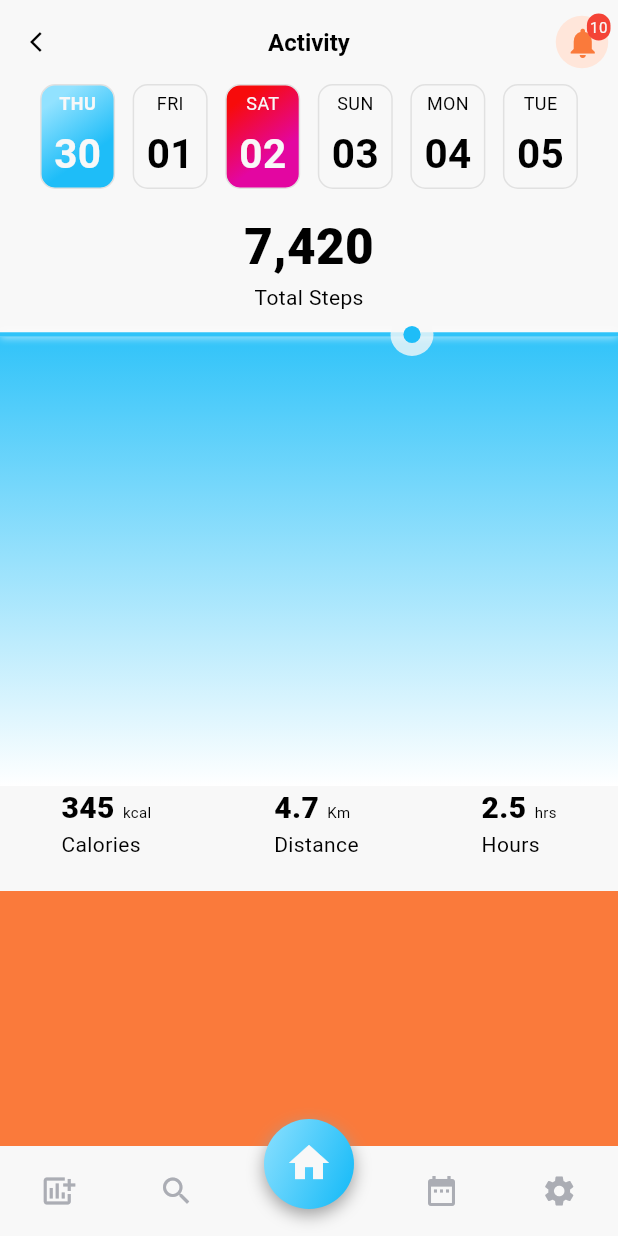
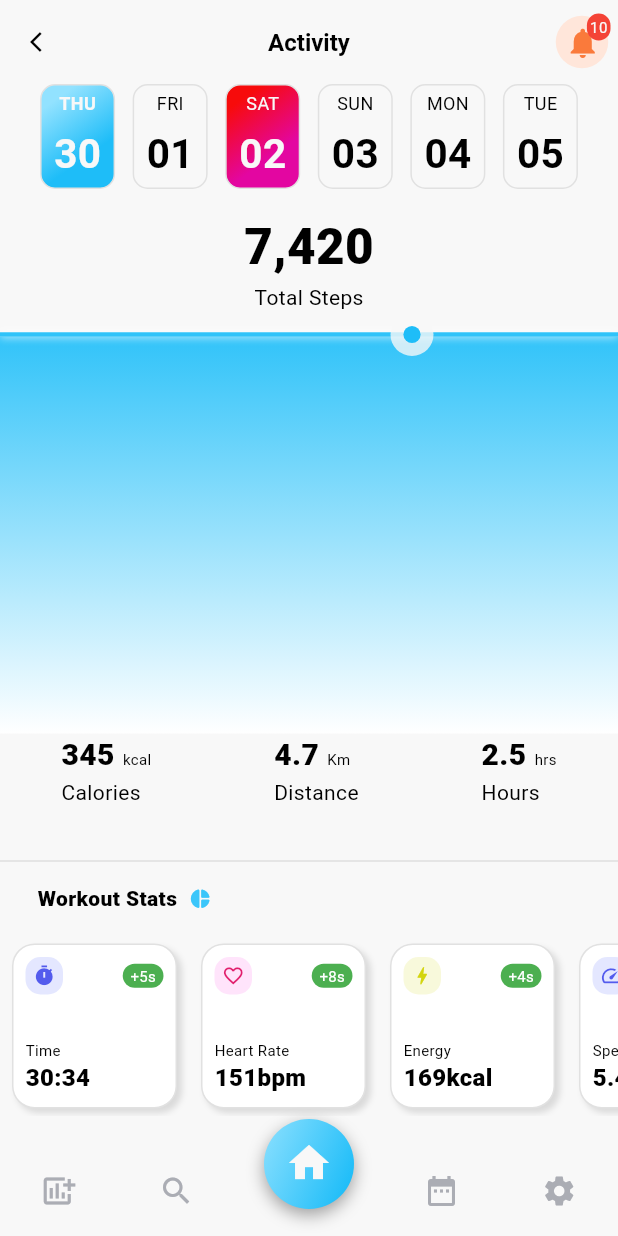
Before and after one commit to 4mritGiri/fitness-tracker, a Flutter app: the DetailsScreen screen opened by its route, on a phone screen of 412 x 824 dp. Run offline on Flutter 3.47's test engine with Material 3 defaults, Android fonts, the light colour scheme and no system bars; our stand-ins replace get, get_storage; accounts and stored records are empty; network calls fail.

Commit message:
Fix initial route and color in main.dart, graph.dart, and colors.dart

```diff
--- a/lib/constants/colors.dart
+++ b/lib/constants/colors.dart
@@ -8,4 +8,4 @@ const Color accentColor = Colors.deepPurple;
 const Color errorColor = Colors.red;
 const Color successColor = Colors.green;
 const Color warningColor = Color(0xfffa7a3b);
-const Color infoColor = Colors.blue;
+const Color infoColor = Color(0xff3bc6fa);
--- a/lib/main.dart
+++ b/lib/main.dart
@@ -33,7 +33,7 @@ class MyApp extends StatelessWidget {
         '/': (context) => const HomeScreen(),
         '/details': (context) => const DetailsScreen(),
       },
-      initialRoute: '/details',
+      initialRoute: '/',
     );
   }
 }
--- a/lib/screens/details/details.screen.dart
+++ b/lib/screens/details/details.screen.dart
@@ -6,6 +6,7 @@ import 'package:fitness/screens/details/widgets/stats.dart';
 import 'package:fitness/screens/details/widgets/steps.dart';
 import 'package:fitness/widgets/bottom_navigation.dart';
 import 'package:flutter/material.dart';
+import 'package:get/get.dart';
 
 class DetailsScreen extends StatelessWidget {
   const DetailsScreen({super.key});
@@ -14,14 +15,20 @@ class DetailsScreen extends StatelessWidget {
   Widget build(BuildContext context) {
     return Scaffold(
       appBar: MainAppBar(appBar: AppBar()),
-      body: const Column(
+      body: Column(
         children: [
-          Dates(),
-          Steps(),
-          Graph(),
-          Info(),
-          Stats(),
-          BottomNavigation(),
+          const Dates(),
+          const Steps(),
+          const Graph(),
+          const Info(),
+          Divider(
+            height: 30,
+            color: Get.isDarkMode
+                ? Colors.white.withOpacity(0.25)
+                : Colors.black.withOpacity(0.1),
+          ),
+          const Stats(),
+          const BottomNavigation(),
         ],
       ),
     );
--- a/lib/screens/details/widgets/graph.dart
+++ b/lib/screens/details/widgets/graph.dart
@@ -2,6 +2,8 @@ import 'dart:math';
 import 'package:fitness/constants/colors.dart';
 import 'package:flutter/material.dart';
 import 'dart:ui' as ui;
+
+import 'package:get/get.dart';
 
 class Graph extends StatelessWidget {
   const Graph({super.key});
@@ -129,7 +131,7 @@ class GraphPainter extends CustomPainter {
         Offset(size.width / 2, size.height),
         [
           const Color(0xff30c3f9),
-          Colors.white,
+          Get.isDarkMode ? backgroundColor : Colors.white,
         ],
       )
       ..color = Colors.blue
--- a/lib/screens/details/widgets/stats.dart
+++ b/lib/screens/details/widgets/stats.dart
@@ -1,16 +1,221 @@
 import 'package:fitness/constants/colors.dart';
 import 'package:flutter/material.dart';
+import 'package:get/get.dart';
 
 class Stats extends StatelessWidget {
   const Stats({super.key});
 
   @override
   Widget build(BuildContext context) {
-    return Container(
-      width: double.infinity,
-      height: 170,
-      color: warningColor,
-      child: Container(),
+    return Column(
+      children: [
+        Padding(
+          padding: const EdgeInsets.symmetric(horizontal: 25),
+          child: Row(
+            children: [
+              Text(
+                "Workout Stats",
+                style: TextStyle(
+                  fontSize: 14,
+                  fontWeight: FontWeight.w800,
+                  color: Get.isDarkMode ? secondaryColor : backgroundColor,
+                ),
+              ),
+              const SizedBox(
+                width: 8,
+              ),
+              const Icon(
+                Icons.pie_chart_rounded,
+                size: 15,
+                color: infoColor,
+              ),
+            ],
+          ),
+        ),
+        const SizedBox(
+          height: 15,
+        ),
+        SingleChildScrollView(
+          scrollDirection: Axis.horizontal,
+          child: Row(
+            children: [
+              const InfoStat(
+                icon: Icons.timer,
+                iconBackground: Color(0xffe4e7ff),
+                iconColor: Color(0xff535bed),
+                label: "Time",
+                time: "+5s",
+                value: "30:34",
+              ),
+              const InfoStat(
+                icon: Icons.favorite_border,
+                iconBackground: Color(0xffffe4fb),
+                iconColor: Color(0xffe11e6c),
+                label: "Heart Rate",
+                time: "+8s",
+                value: "151bpm",
+              ),
+              InfoStat(
+                icon: Icons.bolt,
+                iconBackground: const Color(0xffd3d50f).withAlpha(38),
+                iconColor: const Color(0xffd3d50f),
+                label: "Energy",
+                time: "+4s",
+                value: "169kcal",
+              ),
+              const InfoStat(
+                icon: Icons.speed,
+                iconBackground: Color(0xffe4e7ff),
+                iconColor: Color(0xff535bed),
+                label: "Speed",
+                time: "+2s",
+                value: "5.4km/h",
+              ),
+            ],
+          ),
+        ),
+        const SizedBox(
+          height: 20,
+        ),
+      ],
     );
   }
 }
+
+class InfoStat extends StatelessWidget {
+  final IconData icon;
+  final Color iconColor;
+  final Color iconBackground;
+  final String time;
+  final String label;
+  final String value;
+
+  const InfoStat({
+    super.key,
+    required this.icon,
+    required this.iconBackground,
+    required this.iconColor,
+    required this.label,
+    required this.time,
+    required this.value,
+  });
+
+  @override
+  Widget build(BuildContext context) {
+    return Container(
+      width: 110,
+      height: 110,
+      padding: const EdgeInsets.symmetric(horizontal: 8, vertical: 8),
+      margin: const EdgeInsets.symmetric(horizontal: 8, vertical: 5),
+      decoration: BoxDecoration(
+          borderRadius: BorderRadius.circular(15),
+          color: Get.isDarkMode ? backgroundColor : Colors.white,
+          border: Border.all(
+            color: const Color(0xffe1e1e1),
+          ),
+          boxShadow: const [
+            BoxShadow(
+              color: Colors.black12,
+              offset: Offset(3, 3),
+              blurRadius: 3,
+            ),
+          ]),
+      child: Stack(
+        children: [
+          Row(
+            mainAxisAlignment: MainAxisAlignment.spaceBetween,
+            crossAxisAlignment: CrossAxisAlignment.center,
+            children: [
+              StatIcon(
+                icon: icon,
+                backgroundColor: iconBackground,
+                iconColor: iconColor,
+              ),
+              Change(time: time),
+            ],
+          ),
+          Align(
+            alignment: Alignment.bottomLeft,
+            child: Column(
+              mainAxisAlignment: MainAxisAlignment.end,
+              crossAxisAlignment: CrossAxisAlignment.start,
+              children: [
+                Text(
+                  label,
+                  style: TextStyle(
+                    fontSize: 10,
+                    color: Get.isDarkMode ? secondaryColor : backgroundColor,
+                  ),
+                ),
+                Text(
+                  value,
+                  style: TextStyle(
+                    fontSize: 16,
+                    fontWeight: FontWeight.w800,
+                    color: Get.isDarkMode ? secondaryColor : backgroundColor,
+                  ),
+                ),
+              ],
+            ),
+          ),
+        ],
+      ),
+    );
+  }
+}
+
+class Change extends StatelessWidget {
+  const Change({
+    super.key,
+    required this.time,
+  });
+
+  final String time;
+
+  @override
+  Widget build(BuildContext context) {
+    return Container(
+      padding: const EdgeInsets.symmetric(vertical: 1, horizontal: 5),
+      decoration: BoxDecoration(
+        color: Colors.green,
+        borderRadius: BorderRadius.circular(10),
+      ),
+      child: Text(
+        time,
+        style: const TextStyle(
+          fontSize: 10,
+          color: Colors.white,
+        ),
+      ),
+    );
+  }
+}
+
+class StatIcon extends StatelessWidget {
+  const StatIcon({
+    super.key,
+    required this.icon,
+    required this.backgroundColor,
+    required this.iconColor,
+  });
+
+  final IconData icon;
+  final Color iconColor;
+  final Color backgroundColor;
+
+  @override
+  Widget build(BuildContext context) {
+    return Container(
+      padding: const EdgeInsets.all(5),
+      decoration: BoxDecoration(
+        color: backgroundColor,
+        borderRadius: BorderRadius.circular(10),
+      ),
+      child: Icon(
+        icon,
+        size: 15,
+        color: iconColor,
+      ),
+    );
+  }
+}
--- a/lib/widgets/bottom_navigation.dart
+++ b/lib/widgets/bottom_navigation.dart
@@ -54,7 +54,7 @@ class BottomNavigation extends StatelessWidget {
                     size: 32,
                   ),
                   onPressed: () {
-                    Navigator.pushReplacementNamed(context, '/');
+                    // Navigator.pushReplacementNamed(context, '/');
                   },
                 ),
               ),
@@ -66,7 +66,7 @@ class BottomNavigation extends StatelessWidget {
             IconButton(
               icon: const Icon(Icons.settings),
               onPressed: () {
-                Navigator.pushNamed(context, '/details');
+                // Navigator.pushNamed(context, '/details');
               },
             ),
           ],
```
